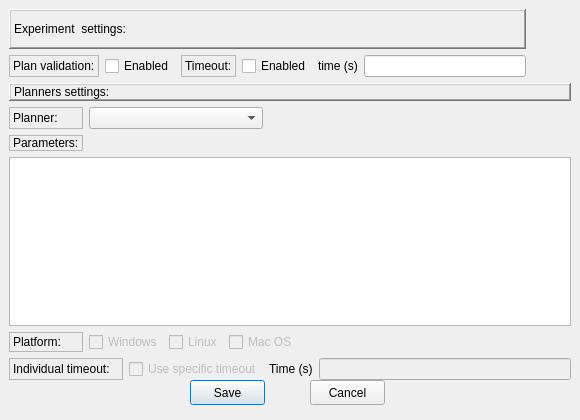
Old version of the form KAVI/forms/SolutionSettingsDialog.ui in the repository xuanjianwu/KAVI.
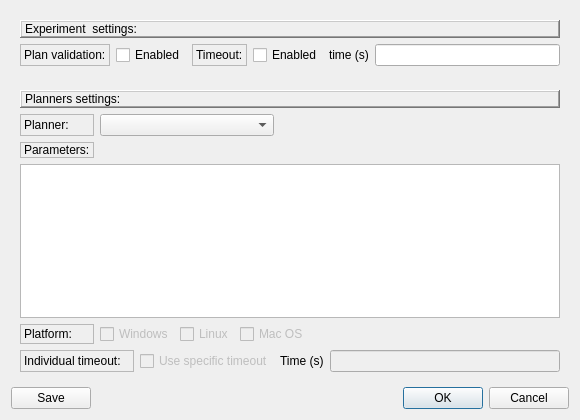
New version of the form.

Commit message: finish SolutionSettingsDialog

The edit to the form file:
```diff
--- a/KAVI/forms/SolutionSettingsDialog.ui
+++ b/KAVI/forms/SolutionSettingsDialog.ui
@@ -13,15 +13,9 @@
   <property name="windowTitle">
    <string>Solution settings</string>
   </property>
+  <layout class="QGridLayout" name="gridLayout_3">
+   <item row="0" column="0" colspan="2">
   <widget class="QWidget" name="ExperimentSettings" native="true">
-   <property name="geometry">
-    <rect>
-     <x>9</x>
-     <y>9</y>
-     <width>517</width>
-     <height>68</height>
-    </rect>
-   </property>
    <layout class="QGridLayout" name="gridLayout">
     <item row="0" column="0" colspan="6">
      <widget class="QLabel" name="labelExperimentSettings">
@@ -94,15 +88,9 @@
     </item>
    </layout>
   </widget>
+   </item>
+   <item row="1" column="0" colspan="2">
   <widget class="QWidget" name="PlannersSettings" native="true">
-   <property name="geometry">
-    <rect>
-     <x>9</x>
-     <y>83</y>
-     <width>562</width>
-     <height>297</height>
-    </rect>
-   </property>
    <layout class="QGridLayout" name="gridLayout_2">
     <item row="1" column="0">
      <widget class="QLabel" name="labelPlanner">
@@ -231,32 +219,22 @@
     </item>
    </layout>
   </widget>
+   </item>
+   <item row="2" column="0">
   <widget class="QPushButton" name="saveButton">
-   <property name="geometry">
-    <rect>
-     <x>190</x>
-     <y>380</y>
-     <width>75</width>
-     <height>25</height>
-    </rect>
-   </property>
    <property name="text">
     <string>Save</string>
    </property>
   </widget>
-  <widget class="QPushButton" name="cancelButton">
-   <property name="geometry">
-    <rect>
-     <x>310</x>
-     <y>380</y>
-     <width>75</width>
-     <height>25</height>
-    </rect>
-   </property>
-   <property name="text">
-    <string>Cancel</string>
-   </property>
-  </widget>
+   </item>
+   <item row="2" column="1">
+    <widget class="QDialogButtonBox" name="buttonBox">
+     <property name="standardButtons">
+      <set>QDialogButtonBox::Cancel|QDialogButtonBox::Ok</set>
+     </property>
+    </widget>
+   </item>
+  </layout>
  </widget>
  <resources/>
  <connections>
```
Left out of the diff: 6 changed lines with no effect on the pictures. Lines whose indentation alone changed are shown as unchanged. The commit also changes 4 other files.
